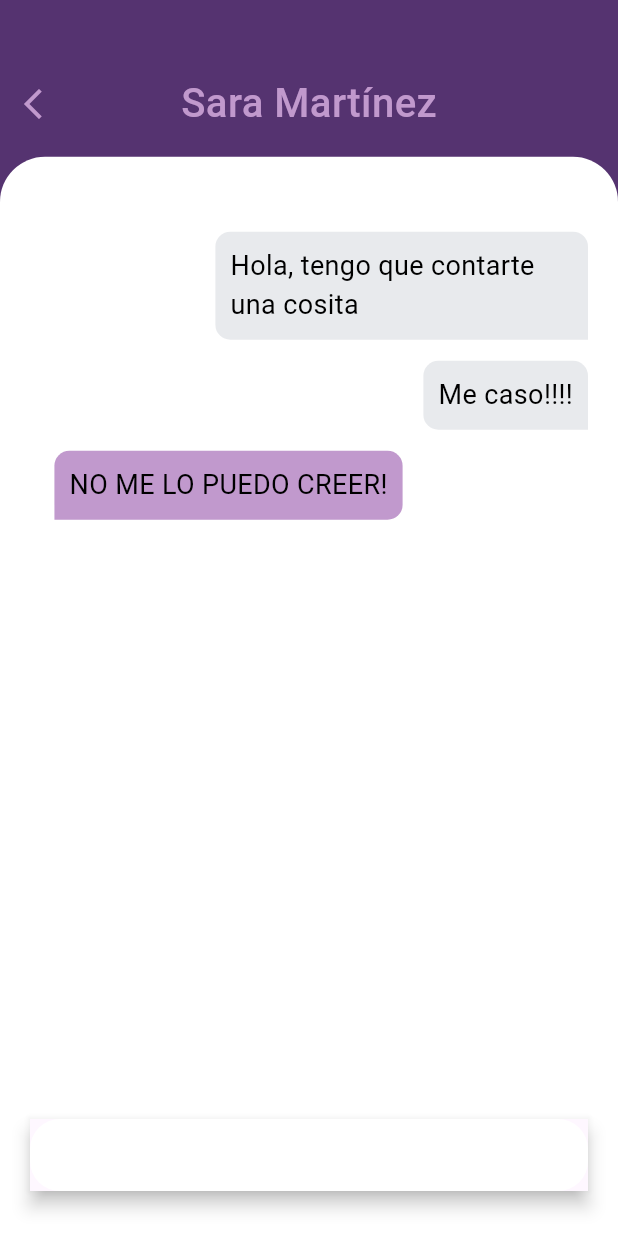
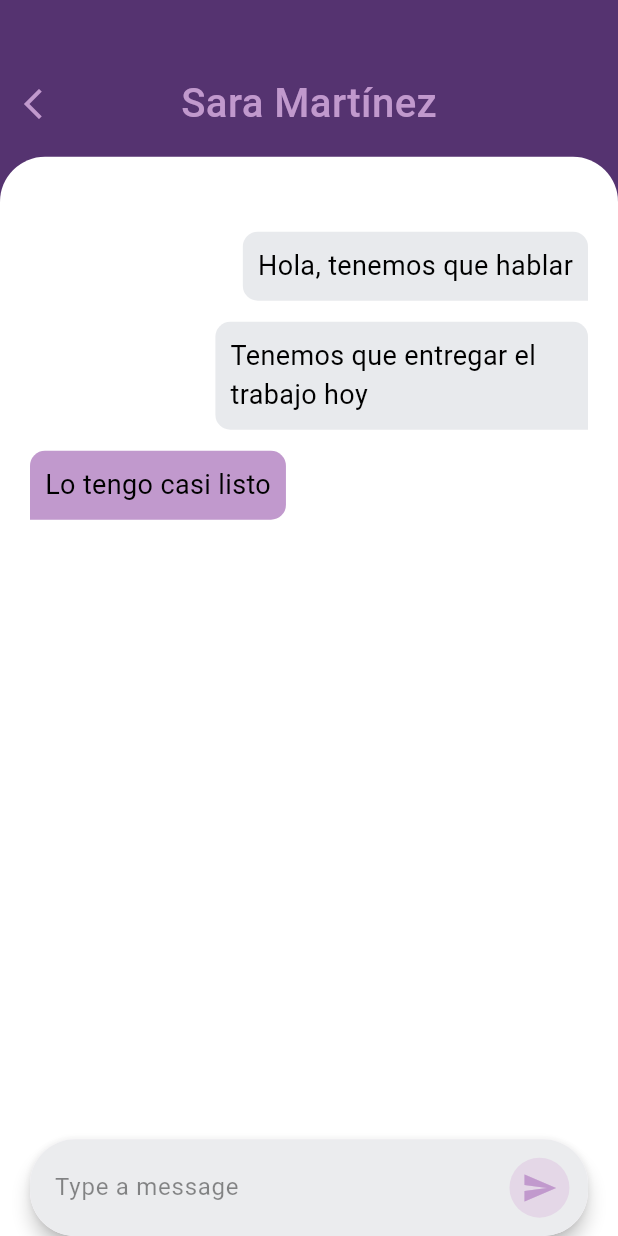
Before and after one commit to paulaschez/swapparel_tfg, a Flutter app: the screen it shows after launch, on a phone screen of 412 x 824 dp. Run offline on Flutter 3.47's test engine with Material 3 defaults, Android fonts, the phone set to English and light mode, and no system bars.

Commit message:
Pantalla Chats Individuales (final)

```diff
--- a/lib/pages/chat.dart
+++ b/lib/pages/chat.dart
@@ -50,7 +50,7 @@ class _ChatState extends State<Chat> {
             SizedBox(height: size.height * 0.02),
             Expanded(
               child: Container(
-                padding: EdgeInsets.only(left: 20.0, right: 20.0, top: 50.0, bottom: 30.0),
+                padding: EdgeInsets.only(left: 20.0, right: 20.0, top: 50.0),
                 decoration: BoxDecoration(
                   color: Colors.white,
                   borderRadius: BorderRadius.only(
@@ -62,27 +62,59 @@ class _ChatState extends State<Chat> {
                   children: [
                     OutgoingMessage(
                       size: size,
-                      mssg: "Hola, tengo que contarte una cosita",
+                      mssg: "Hola, tenemos que hablar",
                     ),
                     SizedBox(height: size.height * 0.017),
-                    OutgoingMessage(size: size, mssg: "Me caso!!!!"),
+                    OutgoingMessage(
+                      size: size,
+                      mssg: "Tenemos que entregar el trabajo hoy",
+                    ),
                     SizedBox(height: size.height * 0.017),
-                    IncomingMessage(size: size, mssg: "NO ME LO PUEDO CREER!"),
+                    IncomingMessage(size: size, mssg: "Lo tengo casi listo"),
                     Spacer(),
-                    Material(
+
+                    // Barra enviar mensajes
+                    SafeArea(
+                      child: Material(
                         elevation: 5,
+                        borderRadius: BorderRadius.circular(30),
                         child: Container(
-                        decoration: BoxDecoration(color: Colors.white, borderRadius: BorderRadius.circular(20)),
+                          padding: EdgeInsets.only(
+                            left: size.width * 0.04,
+                            right: size.width * 0.03,
+                            top: size.width * 0.02,
+                            bottom: size.width * 0.02,
+                          ),
+                          decoration: BoxDecoration(
+                            color: Color.fromARGB(255, 235, 236, 238),
+                            borderRadius: BorderRadius.circular(30),
+                            //border: Border.all(color:Colors.grey)
+                          ),
                           child: Row(
                             children: [
                               Expanded(
                                 child: TextField(
+                                  //textAlignVertical: TextAlignVertical.center,
                                   decoration: InputDecoration(
                                     border: InputBorder.none,
+                                    hintText: "Type a message",
+                                    hintStyle: TextStyle(color: Colors.black45),
+                                    contentPadding: EdgeInsets.symmetric(
+                                      vertical: size.height * 0.01,
                                     ),
                                   ),
                                 ),
+                              ),
+                              Container(
+                                padding: EdgeInsets.all(8),
+                                decoration: BoxDecoration(
+                                  color:  Color.fromARGB(255, 228, 215, 231),
+                                  borderRadius: BorderRadius.circular(60),
+                                ),
+                                child: Icon(Icons.send, color:  Color(0Xffc199cd)),
+                              ),
                             ],
+                          ),
                         ),
                       ),
                     ),
@@ -138,7 +170,7 @@ class IncomingMessage extends StatelessWidget {
   @override
   Widget build(BuildContext context) {
     return Align(
-      alignment: Alignment.bottomRight,
+      alignment: Alignment.bottomLeft,
       child: IntrinsicWidth(
         child: Container(
           padding: EdgeInsets.all(10),
```
Lines whose indentation alone changed are shown as unchanged.
